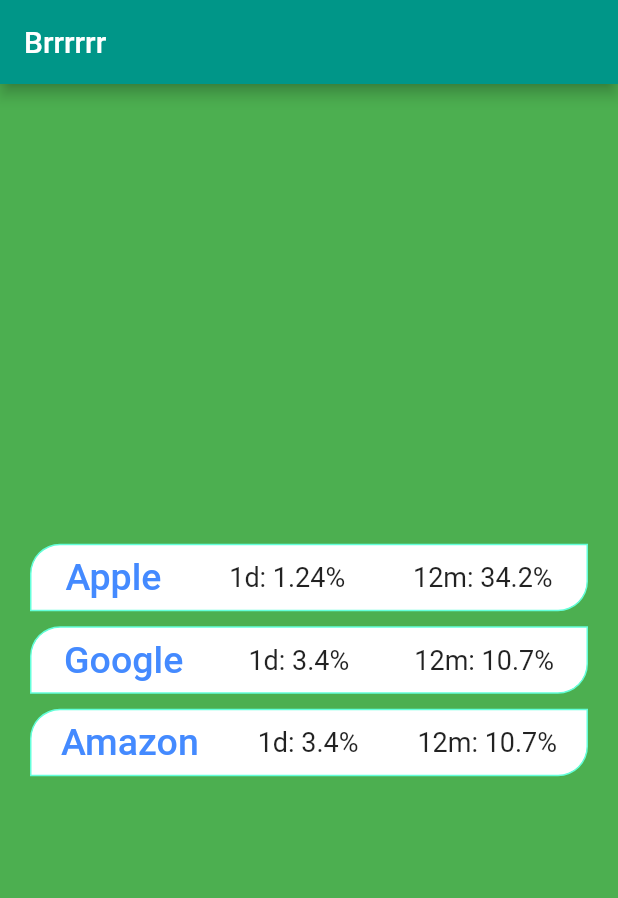
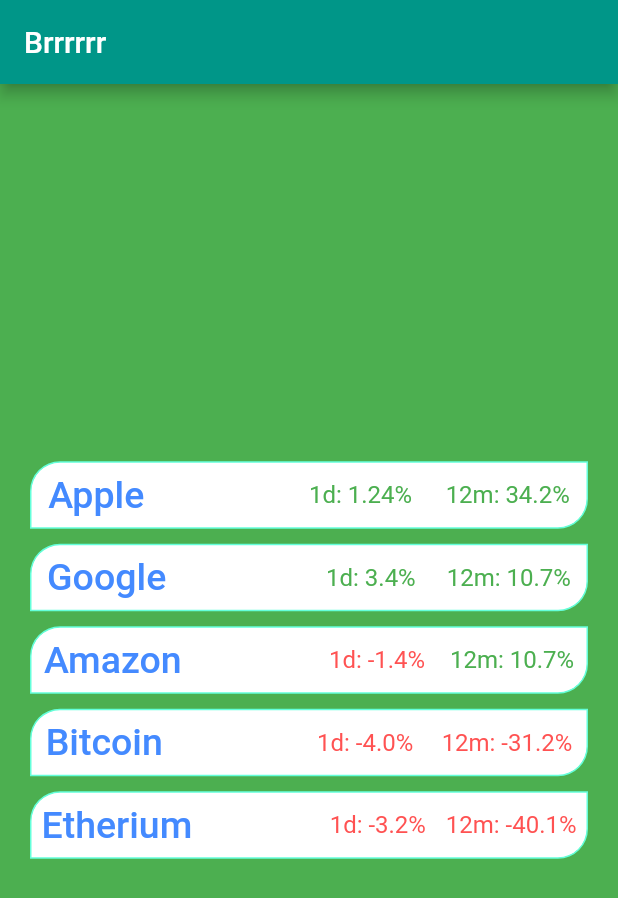
Before and after one commit to tobiashjalmarsson/stock_app, a Flutter app: the screen it shows after launch, on a phone screen of 412 x 824 dp. Shown: the top 898 px of the screen. Run offline on Flutter 3.47's test engine with Material 2 defaults, Android fonts, the phone set to English and light mode, and no system bars.

Commit message:
commit 2

```diff
--- a/flutter_app/lib/main.dart
+++ b/flutter_app/lib/main.dart
@@ -88,7 +88,15 @@ class _MyHomePageState extends State<MyHomePage> {
               SizedBox(
                 height: 10,
               ),
-              StockRow(company: "Amazon",dailyChange: 3.4, yearlyChange: 10.7),
+              StockRow(company: "Amazon",dailyChange: -1.4, yearlyChange: 10.7),
+              SizedBox(
+                height: 10,
+              ),
+              StockRow(company: "Bitcoin",dailyChange: -4.0, yearlyChange: -31.2),
+              SizedBox(
+                height: 10,
+              ),
+              StockRow(company: "Etherium",dailyChange: -3.2, yearlyChange: -40.1),
             ],
           ),
         ),
@@ -100,7 +108,7 @@ class _MyHomePageState extends State<MyHomePage> {
 
 
 
-class StockRow extends StatelessWidget {
+class StockRow extends StatefulWidget {
   const StockRow({
     Key key,
     @required this.company,
@@ -112,8 +120,23 @@ class StockRow extends StatelessWidget {
   final double dailyChange;
   final double yearlyChange;
 
+
+
+  @override
+  _StockRowState createState() => _StockRowState();
+}
+
+class _StockRowState extends State<StockRow> {
   @override
   Widget build(BuildContext context) {
+    Color getColor(double change){
+        if(change < 0){
+          return Colors.redAccent;
+        }
+        else {
+          return Colors.green;
+        }
+    }
     return Container(
         decoration: BoxDecoration(
           color: Colors.white,
@@ -133,27 +156,31 @@ class StockRow extends StatelessWidget {
             children: <Widget> [
 
               Text(
-                "$company",
+                "${widget.company}",
                 style: TextStyle(
                     color: Colors.blueAccent,
                     fontSize: 25,
                     fontWeight: FontWeight.w500
                 ),
               ),
-
+              SizedBox(
+                width: 65,
+              ),
               Text(
-                "1d: $dailyChange%",
+                "1d: ${widget.dailyChange}%",
                 style: TextStyle(
-                    fontSize: 18,
-                    fontWeight: FontWeight.w400
+                    fontSize: 16,
+                    fontWeight: FontWeight.w400,
+                    color: getColor(widget.dailyChange)
                 ),
               ),
 
               Text(
-                "12m: $yearlyChange%",
+                "12m: ${widget.yearlyChange}%",
                 style: TextStyle(
-                    fontSize: 18,
-                    fontWeight: FontWeight.w400
+                    fontSize: 16,
+                    fontWeight: FontWeight.w400,
+                    color: getColor(widget.yearlyChange)
                 ),
               ),
             ]
```
Also changed, not shown: flutter_app/lib/API/networking_helper.dart (added), flutter_app/lib/API/stock_brain.dart (added).
